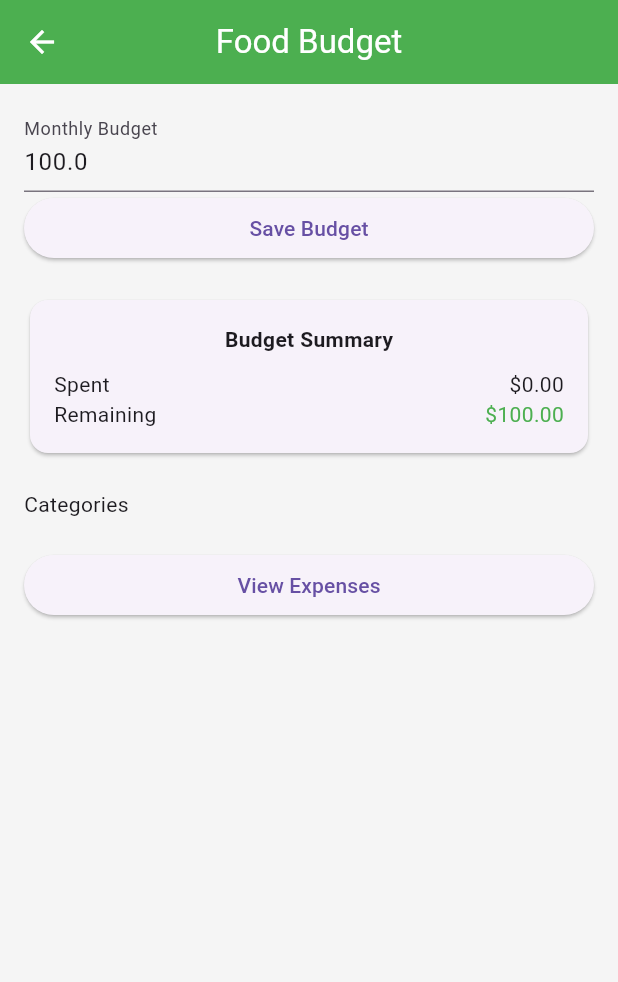
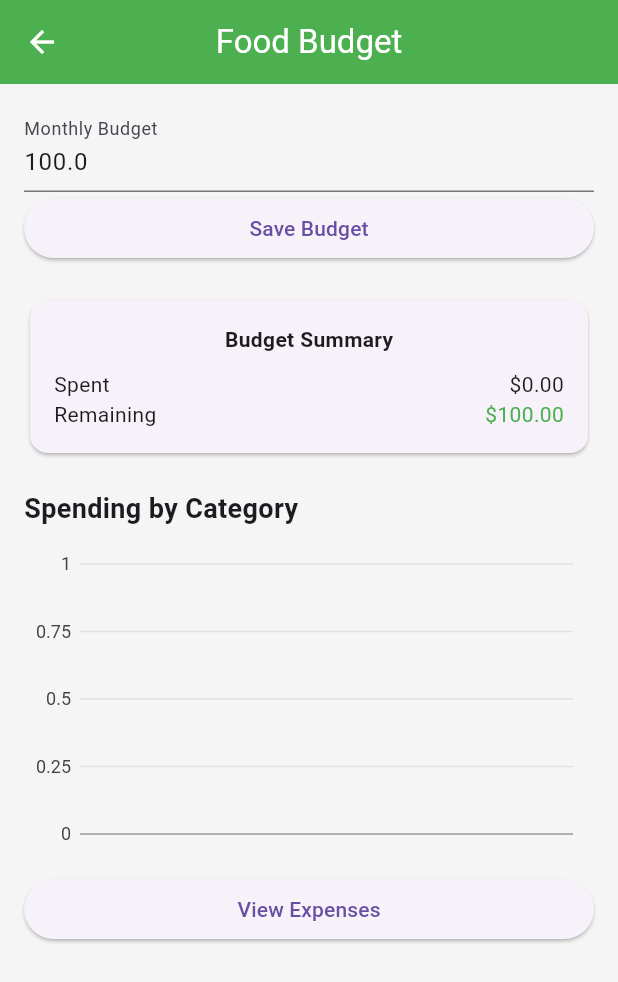
Before and after one commit to jemel119/project1, a Flutter app: the BudgetScreen screen opened by its route, on a phone screen of 412 x 824 dp. Shown: the top 982 px of the screen. Run offline on Flutter 3.47's test engine with Material 3 defaults, Android fonts, the phone set to English and light mode, and no system bars; our stand-ins replace charts_flutter, shared_preferences, sqflite; accounts and stored records are empty.

Commit message:
Visual bar chart information in the budget screen

```diff
--- a/lib/screens/budget_screen.dart
+++ b/lib/screens/budget_screen.dart
@@ -1,6 +1,7 @@
 import 'package:flutter/material.dart';
 import '../database/database_helper.dart';
 import 'package:shared_preferences/shared_preferences.dart';
+import '../widgets/spending_chart.dart';
 
 class BudgetScreen extends StatefulWidget {
   const BudgetScreen({super.key});
@@ -121,7 +122,14 @@ class _BudgetScreenState extends State<BudgetScreen> {
 
             const SizedBox(height: 20),
 
-            const Text("Categories"),
+            const Text(
+  "Spending by Category",
+  style: TextStyle(fontSize: 18, fontWeight: FontWeight.bold),
+),
+
+const SizedBox(height: 10),
+
+SpendingChart(data: categoryStats),
 
             ...categoryStats.map((c) => Card(
               child: ListTile(
```
